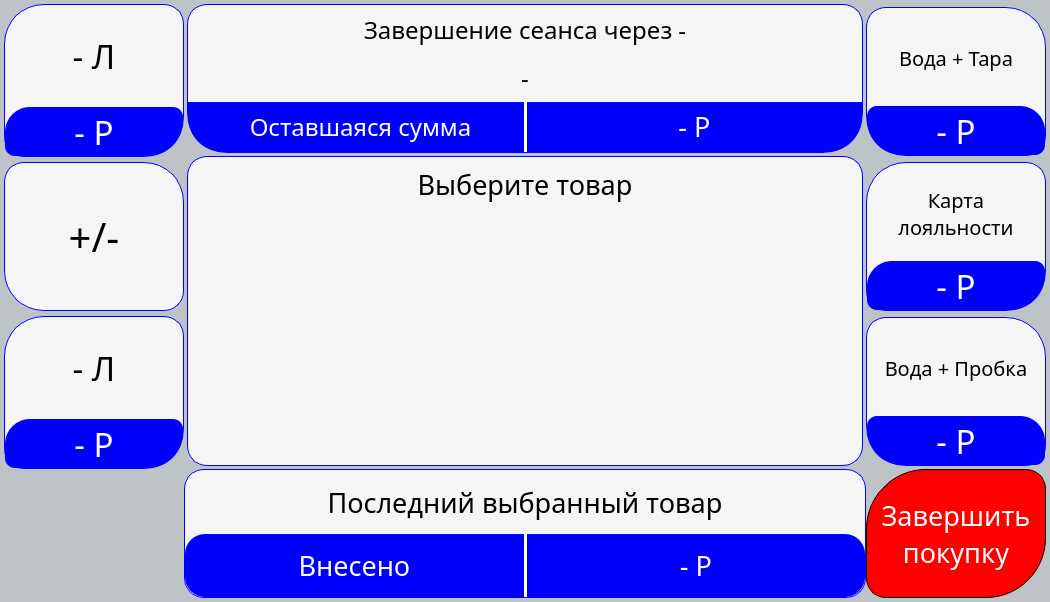
First picture: the form in services/gui/resources/ui_interface/buy_window.ui, repository dmitriymikryukov/vodobox-pro, before the edit.
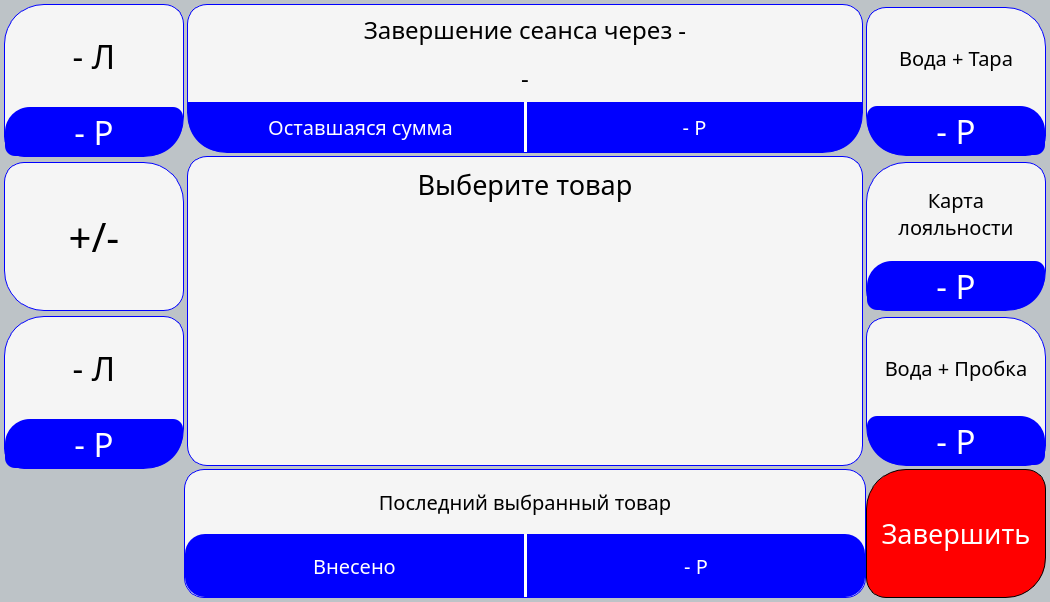
Second picture: the form after the edit. The open tabs and pages were chosen to show the change. Icons and pictures are not drawn.

Commit message: update logic in buy window with terminate button

What changed in the file:
```diff
--- a/services/gui/resources/ui_interface/buy_window.ui
+++ b/services/gui/resources/ui_interface/buy_window.ui
@@ -774,7 +774,7 @@
                   <property name="font">
                    <font>
                     <family>Rubik</family>
-                    <pointsize>20</pointsize>
+                    <pointsize>15</pointsize>
                    </font>
                   </property>
                   <property name="text">
@@ -835,7 +835,7 @@
                      <property name="font">
                       <font>
                        <family>Rubik</family>
-                       <pointsize>20</pointsize>
+                       <pointsize>15</pointsize>
                       </font>
                      </property>
                      <property name="styleSheet">
@@ -986,7 +986,7 @@
                      <property name="font">
                       <font>
                        <family>Rubik</family>
-                       <pointsize>20</pointsize>
+                       <pointsize>15</pointsize>
                       </font>
                      </property>
                      <property name="styleSheet">
@@ -1117,14 +1117,13 @@
 background-color: rgb(255, 0, 0);
 border: 1px solid black;
 border-top-right-radius: 20px;
-border-top-left-radius: 60px;
-border-bottom-right-radius: 60px;
+border-top-left-radius: 40px;
+border-bottom-right-radius: 40px;
 border-bottom-left-radius: 20px;
 </string>
                   </property>
                   <property name="text">
-                   <string>Завершить
-покупку</string>
+                   <string>Завершить</string>
                   </property>
                  </widget>
                 </item>
@@ -2568,7 +2567,7 @@
                            <property name="font">
                             <font>
                              <family>Rubik</family>
-                             <pointsize>18</pointsize>
+                             <pointsize>15</pointsize>
                             </font>
                            </property>
                            <property name="styleSheet">
@@ -2755,7 +2754,7 @@
                            <property name="font">
                             <font>
                              <family>Rubik</family>
-                             <pointsize>20</pointsize>
+                             <pointsize>15</pointsize>
                             </font>
                            </property>
                            <property name="styleSheet">
```
Left out of the diff: 21 changed lines with no effect on the pictures. The commit also changes 3 other files.
